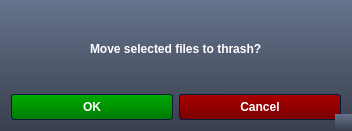
Qt form ui/confirmation_dialog.ui (BorisTestov/duplicate_finder_python) before a commit.
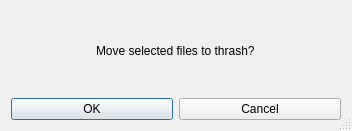
The same form after that commit. Icons and pictures are not drawn.

```diff
--- a/ui/confirmation_dialog.ui
+++ b/ui/confirmation_dialog.ui
@@ -32,1153 +32,7 @@
    <string>Dialog</string>
   </property>
   <property name="styleSheet">
-   <string notr="true">/*Copyright (c) DevSec Studio. All rights reserved.
-
-MIT License
-
-Permission is hereby granted, free of charge, to any person obtaining a copy
-of this software and associated documentation files (the &quot;Software&quot;), to deal
-in the Software without restriction, including without limitation the rights
-to use, copy, modify, merge, publish, distribute, sublicense, and/or sell
-copies of the Software, and to permit persons to whom the Software is
-furnished to do so, subject to the following conditions:
-
-The above copyright notice and this permission notice shall be included in all
-copies or substantial portions of the Software.
-
-THE SOFTWARE IS PROVIDED *AS IS*, WITHOUT WARRANTY OF ANY KIND, EXPRESS OR
-IMPLIED, INCLUDING BUT NOT LIMITED TO THE WARRANTIES OF MERCHANTABILITY,
-FITNESS FOR A PARTICULAR PURPOSE AND NONINFRINGEMENT. IN NO EVENT SHALL THE
-AUTHORS OR COPYRIGHT HOLDERS BE LIABLE FOR ANY CLAIM, DAMAGES OR OTHER
-LIABILITY, WHETHER IN AN ACTION OF CONTRACT, TORT OR OTHERWISE, ARISING FROM,
-OUT OF OR IN CONNECTION WITH THE SOFTWARE OR THE USE OR OTHER DEALINGS IN THE
-SOFTWARE.
-*/
-
-/*-----QWidget-----*/
-QWidget
-{
-	background-color: qlineargradient(spread:repeat, x1:1, y1:0, x2:1, y2:1, stop:0 rgba(102, 115, 140, 255),stop:1 rgba(56, 63, 77, 255));
-	color: #ffffff;
-	border-color: #051a39;
-
-}
-
-
-/*-----QLabel-----*/
-QLabel
-{
-	background-color: transparent;
-	color: #ffffff;
-	font-weight: bold;
-
-}
-
-
-QLabel::disabled
-{
-	background-color: transparent;
-	color: #898988;
-
-}
-
-
-/*-----QMenuBar-----*/
-QMenuBar
-{
-	background-color: #484c58;
-	color: #ffffff;
-	border-color: #051a39;
-	font-weight: bold;
-
-}
-
-
-QMenuBar::disabled
-{
-	background-color: #404040;
-	color: #898988;
-	border-color: #051a39;
-
-}
-
-
-QMenuBar::item
-{
-    background-color: transparent;
-
-}
-
-
-QMenuBar::item:selected
-{
-    background-color: #c4c5c3;
-	color: #000000;
-    border: 1px solid #000000;
-
-}
-
-
-QMenuBar::item:pressed
-{
-    background-color: #979796;
-    border: 1px solid #000;
-    margin-bottom: -1px;
-    padding-bottom: 1px;
-
-}
-
-
-/*-----QMenu-----*/
-QMenu
-{
-    background-color: #c4c5c3;
-    border: 1px solid;
-    color: #000000;
-	font-weight: bold;
-
-}
-
-
-QMenu::separator
-{
-    height: 1px;
-    background-color: #363942;
-    color: #ffffff;
-    padding-left: 4px;
-    margin-left: 10px;
-    margin-right: 5px;
-
-}
-
-
-QMenu::item
-{
-    min-width : 150px;
-    padding: 3px 20px 3px 20px;
-
-}
-
-
-QMenu::item:selected
-{
-    background-color: #363942;
-    color: #ffffff;
-
-}
-
-
-QMenu::item:disabled
-{
-    color: #898988;
-}
-
-
-/*-----QToolTip-----*/
-QToolTip
-{
-	background-color: #bbbcba;
-	color: #000000;
-	border-color: #051a39;
-	border : 1px solid #000000;
-	border-radius: 2px;
-
-}
-
-
-/*-----QPushButton-----*/
-QPushButton
-{
-	background-color: qlineargradient(spread:repeat, x1:0.486, y1:0, x2:0.505, y2:1, stop:0.00480769 rgba(170, 0, 0, 255),stop:1 rgba(122, 0, 0, 255));
-	color: #ffffff;
-	font-weight: bold;
-	border-style: solid;
-	border-width: 1px;
-	border-radius: 3px;
-	border-color: #051a39;
-	padding: 5px;
-
-}
-
-
-QPushButton::disabled
-{
-	background-color: #404040;
-	color: #656565;
-	border-color: #051a39;
-
-}
-
-
-QPushButton::hover
-{
-	background-color: #9c0000;
-	color: #ffffff;
-	border-style: solid;
-	border-width: 1px;
-	border-radius: 3px;
-	border-color: #051a39;
-	padding: 5px;
-
-}
-
-
-QPushButton::pressed
-{
-	background-color: #880000;
-	color: #ffffff;
-	border-style: solid;
-	border-width: 2px;
-	border-radius: 3px;
-	border-color: #000000;
-	padding: 5px;
-
-}
-
-
-/*-----QToolButton-----*/
-QToolButton 
-{
-	background-color: qlineargradient(spread:repeat, x1:1, y1:0, x2:1, y2:1, stop:0 rgba(177, 181, 193, 255),stop:1 rgba(159, 163, 174, 255));
-	color: #ffffff;
-	font-weight: bold;
-	border-style: solid;
-	border-width: 1px;
-	border-radius: 3px;
-	border-color: #051a39;
-	padding: 5px;
-
-}
-
-
-QToolButton::disabled
-{
-	background-color: #404040;
-	color: #656565;
-	border-color: #051a39;
-
-}
-
-
-QToolButton::hover
-{
-	background-color: #9fa3ae;
-	color: #ffffff;
-	border-style: solid;
-	border-width: 1px;
-	border-radius: 3px;
-	border-color: #051a39;
-	padding: 5px;
-
-}
-
-
-QToolButton::pressed
-{
-	background-color: #7b7e86;
-	color: #ffffff;
-	border-style: solid;
-	border-width: 2px;
-	border-radius: 3px;
-	border-color: #000000;
-	padding: 5px;
-
-}
-
-
-/*-----QComboBox-----*/
-QComboBox
-{
-    background-color: qlineargradient(spread:repeat, x1:1, y1:0, x2:1, y2:1, stop:0 rgba(118, 118, 118, 255),stop:1 rgba(70, 70, 70, 255));
-    border: 1px solid #333333;
-    border-radius: 3px;
-    padding-left: 6px;
-    color: lightgray;
-	font-weight: bold;
-    height: 20px;
-
-}
-
-
-QComboBox::disabled
-{
-	background-color: #404040;
-	color: #656565;
-	border-color: #051a39;
-
-}
-
-
-QComboBox:hover
-{
-    background-color: #646464;
-
-}
-
-
-QComboBox:on
-{
-    background-color: #979796;
-	color: #000000;
-
-}
-
-
-QComboBox QAbstractItemView
-{
-    background-color: #c4c5c3;
-    color: #000000;
-    border: 1px solid black;
-    selection-background-color: #363942;
-    selection-color: #ffffff;
-    outline: 0;
-
-}
-
-
-QComboBox::drop-down
-{
-    subcontrol-origin: padding;
-    subcontrol-position: top right;
-    width: 15px;
-    border-left-width: 1px;
-    border-left-color: darkgray;
-    border-left-style: solid; 
-    border-top-right-radius: 3px; 
-    border-bottom-right-radius: 3px;
-
-}
-
-
-QComboBox::down-arrow
-{
-    image: url(://arrow-down.png);
-    width: 8px;
-    height: 8px;
-}
-
-
-
-
-
-
-/*-----QLineEdit-----*/
-QLineEdit
-{
-	background-color: #000000;
-	color: #00ff00;
-	font-weight: bold;
-    border: 1px solid #333333;
-	padding: 4px;
-
-}
-
-
-QLineEdit:hover
-{
-    border: 1px solid #00ff00;
-
-}
-
-
-QLineEdit::disabled
-{
-	background-color: #404040;
-	color: #656565;
-	border-width: 1px;
-	border-color: #051a39;
-	padding: 2px;
-
-}
-
-
-/*-----QTextEdit-----*/
-QTextEdit
-{
-	background-color: #808080;
-	color: #fff;
-	border: 1px groove #333333;
-
-}
-
-
-QTextEdit::disabled
-{
-	background-color: #404040;
-	color: #656565;
-	border-color: #051a39;
-
-}
-
-
-/*-----QGroupBox-----*/
-QGroupBox 
-{
-    border: 1px groove #333333;
-	border-radius: 2px;
-    margin-top: 20px;
-
-}
-
-
-QGroupBox 
-{
-	background-color: qlineargradient(spread:repeat, x1:0.486, y1:0, x2:0.505, y2:1, stop:0.00480769 rgba(170, 169, 169, 255),stop:1 rgba(122, 122, 122, 255));
-	font-weight: bold;
-
-}
-
-
-QGroupBox::title  
-{
-    background-color: qlineargradient(spread:repeat, x1:1, y1:0, x2:1, y2:1, stop:0 rgba(71, 75, 87, 255),stop:1 rgba(35, 37, 43, 255));
-    color: #ffffff;
-    border: 2px groove #333333;
-    subcontrol-origin: margin;
-    subcontrol-position: top left;
-    padding: 2px;
-
-}
-
-
-QGroupBox::title::disabled
-{
-	background-color: #404040;
-	color: #656565;
-    subcontrol-origin: margin;
-    subcontrol-position: top left;
-    padding: 5px;
-	border-top-left-radius: 3px;
-	border-top-right-radius: 3px;
-
-}
-
-
-/*-----QCheckBox-----*/
-QCheckBox{
-	background-color: transparent;
-	font-weight: bold;
-	color: #fff;
-
-}
-
-
-QCheckBox::indicator
-{
-    color: #b1b1b1;
-    background-color: #323232;
-    border: 2px solid #222222;
-    width: 12px;
-    height: 12px;
-
-}
-
-
-QCheckBox::indicator:checked
-{
-    image:url(://checkbox.png);
-    border: 2px solid #00ff00;
-
-}
-
-
-QCheckBox::indicator:unchecked:hover
-{
-    border: 2px solid #00ff00;
-
-}
-
-
-QCheckBox::disabled
-{
-	color: #656565;
-
-}
-
-
-QCheckBox::indicator:disabled
-{
-	background-color: #656565;
-	color: #656565;
-    border: 1px solid #656565;
-
-}
-
-
-/*-----QRadioButton-----*/
-QRadioButton{
-	background-color: transparent;
-	font-weight: bold;
-	color: #fff;
-
-}
-
-
-QRadioButton::indicator::unchecked
-{ 
-	border: 2px inset #222222; 
-	border-radius: 6px; 
-	background-color:  #323232;
-	width: 9px; 
-	height: 9px; 
-
-}
-
-
-QRadioButton::indicator::unchecked:hover
-{ 
-	border: 2px solid #00ff00; 
-	border-radius: 5px; 
-	background-color:  #323232;
-	width: 9px; 
-	height: 9px; 
-
-}
-
-
-QRadioButton::indicator::checked
-{ 
-	border: 2px inset #222222; 
-	border-radius: 5px; 
-	background-color: #00ff00; 
-	width: 9px; 
-	height: 9px; 
-
-}
-
-
-QRadioButton::disabled
-{
-	color: #656565;
-
-}
-
-
-QRadioButton::indicator:disabled
-{
-	background-color: #656565;
-	color: #656565;
-    border: 2px solid #656565;
-
-}
-
-
-/*-----QTableView &amp; QTableWidget-----*/
-QTableView
-{
-    background-color: #808080;
-    border: 1px groove #333333;
-    color: #f0f0f0;
-	font-weight: bold;
-    gridline-color: #333333;
-    outline : 0;
-
-}
-
-
-QTableView::disabled
-{
-    background-color: #242526;
-    border: 1px solid #32414B;
-    color: #656565;
-    gridline-color: #656565;
-    outline : 0;
-
-}
-
-
-QTableView::item:hover 
-{
-    background-color: #484c58;
-    color: #f0f0f0;
-
-}
-
-
-QTableView::item:selected 
-{
-    background-color: #484c58;
-    border: 2px groove #00ff00;
-    color: #F0F0F0;
-
-}
-
-
-QTableView::item:selected:disabled
-{
-    background-color: #1a1b1c;
-    border: 2px solid #525251;
-    color: #656565;
-
-}
-
-
-QTableCornerButton::section
-{
-    background-color: #282830;
-
-}
-
-
-QHeaderView::section
-{
-    background-color: #282830;
-    color: #fff;
-	font-weight: bold;
-    text-align: left;
-	padding: 4px;
-	
-}
-
-
-QHeaderView::section:disabled
-{
-    background-color: #525251;
-    color: #656565;
-
-}
-
-
-QHeaderView::section:checked
-{
-    background-color: #00ff00;
-
-}
-
-
-QHeaderView::section:checked:disabled
-{
-    color: #656565;
-    background-color: #525251;
-
-}
-
-
-QHeaderView::section::vertical::first,
-QHeaderView::section::vertical::only-one
-{
-    border-top: 0px;
-
-}
-
-
-QHeaderView::section::vertical
-{
-    border-top: 0px;
-
-}
-
-
-QHeaderView::section::horizontal::first,
-QHeaderView::section::horizontal::only-one
-{
-    border-left: 0px;
-
-}
-
-
-QHeaderView::section::horizontal
-{
-    border-left: 0px;
-
-}
-
-
-/*-----QTabWidget-----*/
-QTabBar::tab
-{
-	background-color: transparent;
-	color: #ffffff;
-	font-weight: bold;
-	width: 80px;
-	height: 9px;
-	
-}
-
-
-QTabBar::tab:disabled
-{
-	background-color: #656565;
-	color: #656565;
-
-}
-
-
-QTabWidget::pane 
-{
-	background-color: transparent;
-	color: #ffffff;
-	border: 1px groove #333333;
-
-}
-
-
-QTabBar::tab:selected
-{
-    background-color: #484c58;
-	color: #ffffff;
-	border: 1px groove #333333;
-	border-bottom: 0px;
-
-}
-
-
-QTabBar::tab:selected:disabled
-{
-	background-color: #404040;
-	color: #656565;
-
-}
-
-
-QTabBar::tab:!selected 
-{
-    background-color: #a3a7b2;
-
-}
-
-
-QTabBar::tab:!selected:hover 
-{
-    background-color: #484c58;
-
-}
-
-
-QTabBar::tab:top:!selected 
-{
-    margin-top: 1px;
-
-}
-
-
-QTabBar::tab:bottom:!selected 
-{
-    margin-bottom: 3px;
-
-}
-
-
-QTabBar::tab:top, QTabBar::tab:bottom 
-{
-    min-width: 8ex;
-    margin-right: -1px;
-    padding: 5px 10px 5px 10px;
-
-}
-
-
-QTabBar::tab:top:selected 
-{
-    border-bottom-color: none;
-
-}
-
-
-QTabBar::tab:bottom:selected 
-{
-    border-top-color: none;
-
-}
-
-
-QTabBar::tab:top:last, QTabBar::tab:bottom:last,
-QTabBar::tab:top:only-one, QTabBar::tab:bottom:only-one 
-{
-    margin-right: 0;
-
-}
-
-
-QTabBar::tab:left:!selected 
-{
-    margin-right: 2px;
-
-}
-
-
-QTabBar::tab:right:!selected
-{
-    margin-left: 2px;
-
-}
-
-
-QTabBar::tab:left, QTabBar::tab:right 
-{
-    min-height: 15ex;
-    margin-bottom: -1px;
-    padding: 10px 5px 10px 5px;
-
-}
-
-
-QTabBar::tab:left:selected 
-{
-    border-left-color: none;
-
-}
-
-
-QTabBar::tab:right:selected 
-{
-    border-right-color: none;
-
-}
-
-
-QTabBar::tab:left:last, QTabBar::tab:right:last,
-QTabBar::tab:left:only-one, QTabBar::tab:right:only-one 
-{
-    margin-bottom: 0;
-
-}
-
-
-/*-----QSlider-----*/
-QSlider{
-	background-color: transparent;
-
-}
-
-
-QSlider::groove:horizontal 
-{
-	background-color: transparent;
-	height: 6px;
-
-}
-
-
-QSlider::sub-page:horizontal 
-{
-	background-color: qlineargradient(spread:reflect, x1:1, y1:0, x2:1, y2:1, stop:0.00480769 rgba(201, 201, 201, 255),stop:1 rgba(72, 72, 72, 255));
-	border: 1px solid #000;
-
-}
-
-
-QSlider::add-page:horizontal 
-{
-	background-color: #404040;
-	border: 1px solid #000; 
-
-}
-
-
-QSlider::handle:horizontal 
-{
-	background-color: qlineargradient(spread:reflect, x1:1, y1:0, x2:1, y2:1, stop:0.00480769 rgba(201, 201, 201, 255),stop:1 rgba(72, 72, 72, 255));
-	border: 1px solid #000; 
-	width: 12px;
-	margin-top: -6px;
-	margin-bottom: -6px;
-
-}
-
-
-QSlider::handle:horizontal:hover 
-{
-	background-color: #808080;
-
-}
-
-
-QSlider::sub-page:horizontal:disabled 
-{
-	background-color: #bbb;
-	border-color: #999;
-
-}
-
-
-QSlider::add-page:horizontal:disabled 
-{
-	background-color: #eee;
-	border-color: #999;
-
-}
-
-
-QSlider::handle:horizontal:disabled 
-{
-	background-color: #eee;
-	border: 1px solid #aaa;
-
-}
-
-
-QSlider::groove:vertical 
-{
-	background-color: transparent;
-	width: 6px;
-
-}
-
-
-QSlider::sub-page:vertical 
-{
-	background-color: qlineargradient(spread:reflect, x1:0, y1:0.483, x2:1, y2:0.517, stop:0.00480769 rgba(201, 201, 201, 255),stop:1 rgba(72, 72, 72, 255));
-	border: 1px solid #000;
-
-}
-
-
-QSlider::add-page:vertical 
-{
-	background-color: #404040;
-	border: 1px solid #000;
-
-}
-
-
-QSlider::handle:vertical 
-{
-	background-color: qlineargradient(spread:reflect, x1:0, y1:0.483, x2:1, y2:0.517, stop:0.00480769 rgba(201, 201, 201, 255),stop:1 rgba(72, 72, 72, 255));
-	border: 1px solid #000;
-	height: 12px;
-	margin-left: -6px;
-	margin-right: -6px;
-
-}
-
-
-QSlider::handle:vertical:hover 
-{
-	background-color: #808080;
-
-}
-
-
-QSlider::sub-page:vertical:disabled 
-{
-	background-color: #bbb;
-	border-color: #999;
-
-}
-
-
-QSlider::add-page:vertical:disabled 
-{
-	background-color: #eee;
-	border-color: #999;
-
-}
-
-
-QSlider::handle:vertical:disabled 
-{
-	background-color: #eee;
-	border: 1px solid #aaa;
-	border-radius: 3px;
-
-}
-
-
-/*-----QDial-----*/
-QDial
-{
-	background-color: #600000;
-
-}
-
-
-QDial::disabled
-{
-	background-color: #404040;
-
-}
-
-
-/*-----QScrollBar-----*/
-QScrollBar:horizontal
-{
-    border: 1px solid #222222;
-    background-color: #63676d;
-    height: 18px;
-    margin: 0px 18px 0 18px;
-
-}
-
-
-QScrollBar::handle:horizontal
-{
-    background-color: #a6acb3;
-	border: 1px solid #656565;
-	border-radius: 2px;
-    min-height: 20px;
-
-}
-
-
-QScrollBar::add-line:horizontal
-{
-    border: 1px solid #1b1b19;
-    background-color: #a6acb3;
-    width: 18px;
-    subcontrol-position: right;
-    subcontrol-origin: margin;
-
-}
-
-
-QScrollBar::sub-line:horizontal
-{
-    border: 1px solid #1b1b19;
-    background-color: #a6acb3;
-    width: 18px;
-    subcontrol-position: left;
-    subcontrol-origin: margin;
-
-}
-
-
-QScrollBar::right-arrow:horizontal
-{
-    image: url(://arrow-right.png);
-    width: 8px;
-    height: 8px;
-
-}
-
-
-QScrollBar::left-arrow:horizontal
-{
-    image: url(://arrow-left.png);
-    width: 8px;
-    height: 8px;
-
-}
-
-
-QScrollBar::add-page:horizontal, QScrollBar::sub-page:horizontal
-{
-    background: none;
-
-}
-
-
-QScrollBar:vertical
-{
-    background-color: #63676d;
-    width: 18px;
-    margin: 18px 0 18px 0;
-    border: 1px solid #222222;
-
-}
-
-
-QScrollBar::handle:vertical
-{
-    background-color: #a6acb3;
-	border: 1px solid #656565;
-	border-radius: 2px;
-    min-height: 20px;
-
-}
-
-
-QScrollBar::add-line:vertical
-{
-    border: 1px solid #1b1b19;
-    background-color: #a6acb3;
-    height: 18px;
-    subcontrol-position: bottom;
-    subcontrol-origin: margin;
-
-}
-
-
-QScrollBar::sub-line:vertical
-{
-    border: 1px solid #1b1b19;
-    background-color: #a6acb3;
-    height: 18px;
-    subcontrol-position: top;
-    subcontrol-origin: margin;
-
-}
-
-
-QScrollBar::up-arrow:vertical
-{
-    image: url(://arrow-up.png);
-    width: 8px;
-    height: 8px;
-
-}
-
-
-QScrollBar::down-arrow:vertical
-{
-    image: url(://arrow-down.png);
-    width: 8px;
-    height: 8px;
-
-}
-
-
-QScrollBar::add-page:vertical, QScrollBar::sub-page:vertical
-{
-    background: none;
-
-}
-
-
-/*-----QProgressBar-----*/
-QProgressBar
-{
-	background-color: #000;
-	color: #00ff00;
-	font-weight: bold;
-	border: 0px groove #000;
-	border-radius: 10px;
-	text-align: center;
-
-}
-
-
-QProgressBar:disabled
-{
-	background-color: #404040;
-	color: #656565;
-	border-color: #051a39;
-	border: 1px solid #000;
-	border-radius: 10px;
-	text-align: center;
-
-}
-
-
-QProgressBar::chunk {
-	background-color: #ffaf02;
-	border: 0px;
-	border-radius: 10px;
-	color: #000;
-
-}
-
-
-QProgressBar::chunk:disabled {
-	background-color: #333;
-	border: 0px;
-	border-radius: 10px;
-	color: #656565;
-}
-
-
-/*-----QStatusBar-----*/
-QStatusBar
-{
-	background-color: qlineargradient(spread:repeat, x1:1, y1:0, x2:1, y2:1, stop:0 rgba(102, 115, 140, 255),stop:1 rgba(56, 63, 77, 255));
-	color: #ffffff;
-	border-color: #051a39;
-	font-weight: bold;
-
-}
-
-
-</string>
+   <string notr="true"/>
   </property>
   <property name="sizeGripEnabled">
    <bool>true</bool>
@@ -1197,101 +51,7 @@
    <item row="1" column="0">
     <widget class="QPushButton" name="delete_files_ok_button">
      <property name="styleSheet">
-      <string notr="true">QPushButton
-{
-	background-color: qlineargradient(spread:repeat, x1:0.486, y1:0, x2:0.505, y2:1, stop:0.00480769 rgba(0, 170, 0, 255),stop:1 rgba(0, 122, 0, 255));
-	color: #ffffff;
-	font-weight: bold;
-	border-style: solid;
-	border-width: 1px;
-	border-radius: 3px;
-	border-color: #051a39;
-	padding: 5px;
-
-}
-
-
-QPushButton::disabled
-{
-	background-color: #404040;
-	color: #656565;
-	border-color: #051a39;
-
-}
-
-
-QPushButton::hover
-{
-	background-color: #009c00;
-	color: #ffffff;
-	border-style: solid;
-	border-width: 1px;
-	border-radius: 3px;
-	border-color: #051a39;
-	padding: 5px;
-
-}
-
-
-QPushButton::pressed
-{
-	background-color: #008800;
-	color: #ffffff;
-	border-style: solid;
-	border-width: 2px;
-	border-radius: 3px;
-	border-color: #000000;
-	padding: 5px;
-
-}
-QPushButton
-{
-	background-color: qlineargradient(spread:repeat, x1:0.486, y1:0, x2:0.505, y2:1, stop:0.00480769 rgba(0, 170, 0, 255),stop:1 rgba(0, 122, 0, 255));
-	color: #ffffff;
-	font-weight: bold;
-	border-style: solid;
-	border-width: 1px;
-	border-radius: 3px;
-	border-color: #051a39;
-	padding: 5px;
-
-}
-
-
-QPushButton::disabled
-{
-	background-color: #404040;
-	color: #656565;
-	border-color: #051a39;
-
-}
-
-
-QPushButton::hover
-{
-	background-color: #009c00;
-	color: #ffffff;
-	border-style: solid;
-	border-width: 1px;
-	border-radius: 3px;
-	border-color: #051a39;
-	padding: 5px;
-
-}
-
-
-QPushButton::pressed
-{
-	background-color: #008800;
-	color: #ffffff;
-	border-style: solid;
-	border-width: 2px;
-	border-radius: 3px;
-	border-color: #000000;
-	padding: 5px;
-
-}
-</string>
+      <string notr="true"/>
      </property>
      <property name="text">
       <string>OK</string>
```
Left out of the diff: 2 changed lines with no effect on the pictures.
